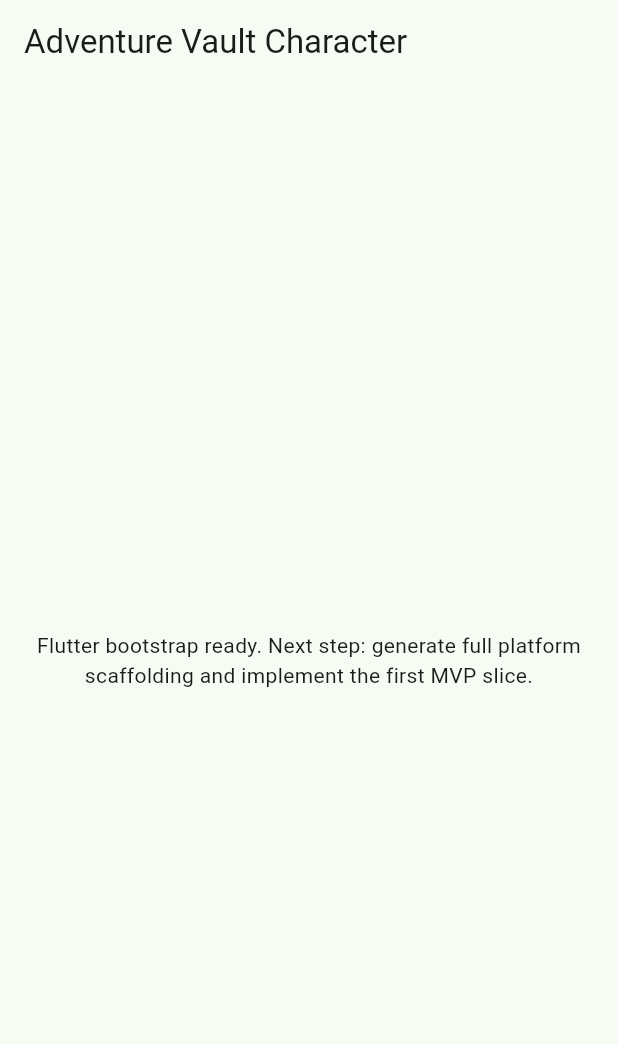
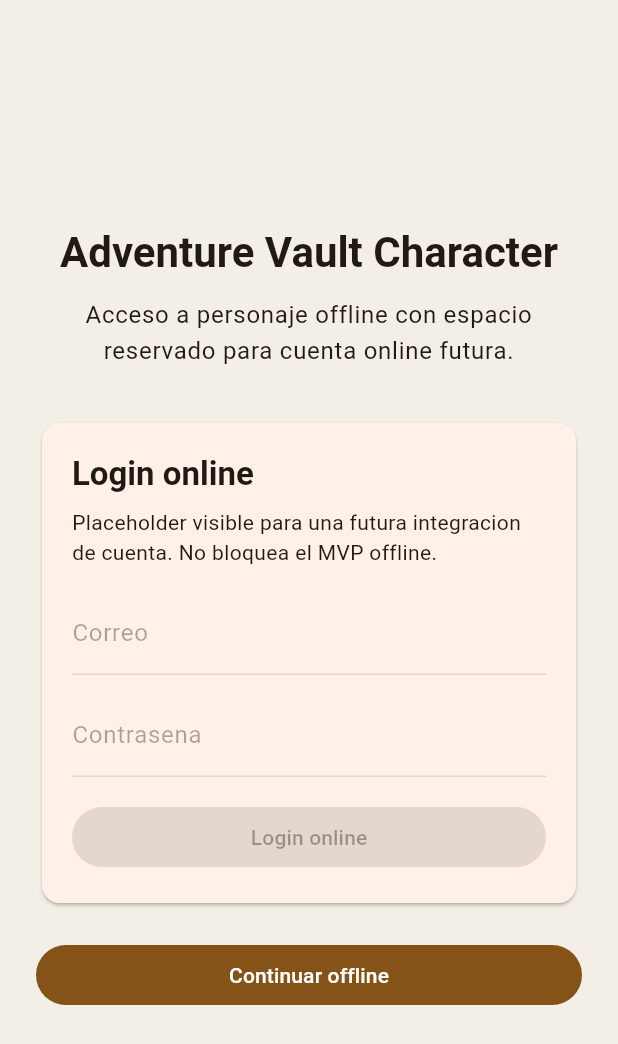
Before and after one commit to JuanEstrada/adventure-vault-character, a Flutter app: the screen it shows after launch, on a phone screen of 412 x 824 dp. Shown: the top 1044 px of the screen. Run offline on Flutter 3.47's test engine with Material 3 defaults, Android fonts, the phone set to English and light mode, and no system bars.

Commit message:
Implement initial app shell and offline navigation flow

```diff
--- a/Adventure Vault Character/lib/main.dart
+++ b/Adventure Vault Character/lib/main.dart
@@ -1,43 +1,6 @@
+import 'package:adventure_vault_character/src/app/adventure_vault_app.dart';
 import 'package:flutter/material.dart';
 
 void main() {
   runApp(const AdventureVaultApp());
 }
-
-class AdventureVaultApp extends StatelessWidget {
-  const AdventureVaultApp({super.key});
-
-  @override
-  Widget build(BuildContext context) {
-    return MaterialApp(
-      title: 'Adventure Vault Character',
-      theme: ThemeData(
-        colorScheme: ColorScheme.fromSeed(seedColor: const Color(0xFF3A5A40)),
-      ),
-      home: const BootstrapScreen(),
-    );
-  }
-}
-
-class BootstrapScreen extends StatelessWidget {
-  const BootstrapScreen({super.key});
-
-  @override
-  Widget build(BuildContext context) {
-    return Scaffold(
-      appBar: AppBar(
-        title: const Text('Adventure Vault Character'),
-      ),
-      body: const Center(
-        child: Padding(
-          padding: EdgeInsets.all(24),
-          child: Text(
-            'Flutter bootstrap ready. Next step: generate full platform '
-            'scaffolding and implement the first MVP slice.',
-            textAlign: TextAlign.center,
-          ),
-        ),
-      ),
-    );
-  }
-}
--- /dev/null
+++ b/Adventure Vault Character/lib/src/app/adventure_vault_app.dart
@@ -0,0 +1,68 @@
+import 'package:adventure_vault_character/src/app/app_controller.dart';
+import 'package:adventure_vault_character/src/core/navigation/app_screen.dart';
+import 'package:adventure_vault_character/src/features/access/presentation/access_screen.dart';
+import 'package:adventure_vault_character/src/features/bootstrap/presentation/bootstrap_screen.dart';
+import 'package:adventure_vault_character/src/features/characters/data/in_memory_character_repository.dart';
+import 'package:adventure_vault_character/src/features/main_menu/presentation/main_menu_screen.dart';
+import 'package:flutter/material.dart';
+
+class AdventureVaultApp extends StatefulWidget {
+  const AdventureVaultApp({super.key});
+
+  @override
+  State<AdventureVaultApp> createState() => _AdventureVaultAppState();
+}
+
+class _AdventureVaultAppState extends State<AdventureVaultApp> {
+  late final AppController _controller;
+
+  @override
+  void initState() {
+    super.initState();
+    _controller = AppController(
+      characterRepository: InMemoryCharacterRepository.empty(),
+    );
+    _controller.initialize();
+  }
+
+  @override
+  void dispose() {
+    _controller.dispose();
+    super.dispose();
+  }
+
+  @override
+  Widget build(BuildContext context) {
+    return MaterialApp(
+      title: 'Adventure Vault Character',
+      debugShowCheckedModeBanner: false,
+      theme: ThemeData(
+        colorScheme: ColorScheme.fromSeed(
+          seedColor: const Color(0xFF7C5C3B),
+          brightness: Brightness.light,
+        ),
+        scaffoldBackgroundColor: const Color(0xFFF4EFE6),
+        useMaterial3: true,
+      ),
+      home: ListenableBuilder(
+        listenable: _controller,
+        builder: (context, _) {
+          final state = _controller.state;
+          return switch (state.screen) {
+            AppScreen.bootstrap => BootstrapScreen(
+                isLoading: state.isInitializing,
+                errorMessage: state.errorMessage,
+                onRetry: _controller.initialize,
+              ),
+            AppScreen.access => AccessScreen(
+                onContinueOffline: _controller.continueOffline,
+              ),
+            AppScreen.mainMenu => MainMenuScreen(
+                characterSummaries: state.characterSummaries,
+              ),
+          };
+        },
+      ),
+    );
+  }
+}
--- /dev/null
+++ b/Adventure Vault Character/lib/src/app/app_controller.dart
@@ -0,0 +1,78 @@
+import 'package:adventure_vault_character/src/core/navigation/app_screen.dart';
+import 'package:adventure_vault_character/src/features/characters/data/character_repository.dart';
+import 'package:adventure_vault_character/src/features/characters/domain/character_summary.dart';
+import 'package:flutter/foundation.dart';
+
+@immutable
+class AppState {
+  const AppState({
+    required this.screen,
+    required this.isInitializing,
+    required this.characterSummaries,
+    this.errorMessage,
+  });
+
+  const AppState.initial()
+      : screen = AppScreen.bootstrap,
+        isInitializing = true,
+        characterSummaries = const <CharacterSummary>[],
+        errorMessage = null;
+
+  final AppScreen screen;
+  final bool isInitializing;
+  final List<CharacterSummary> characterSummaries;
+  final String? errorMessage;
+
+  AppState copyWith({
+    AppScreen? screen,
+    bool? isInitializing,
+    List<CharacterSummary>? characterSummaries,
+    String? errorMessage,
+    bool clearError = false,
+  }) {
+    return AppState(
+      screen: screen ?? this.screen,
+      isInitializing: isInitializing ?? this.isInitializing,
+      characterSummaries: characterSummaries ?? this.characterSummaries,
+      errorMessage: clearError ? null : errorMessage ?? this.errorMessage,
+    );
+  }
+}
+
+class AppController extends ChangeNotifier {
+  AppController({required CharacterRepository characterRepository})
+      : _characterRepository = characterRepository;
+
+  final CharacterRepository _characterRepository;
+
+  AppState _state = const AppState.initial();
+
+  AppState get state => _state;
+
+  Future<void> initialize() async {
+    _state = _state.copyWith(isInitializing: true, clearError: true);
+    notifyListeners();
+
+    try {
+      final summaries = await _characterRepository.getCharacterSummaries();
+      _state = _state.copyWith(
+        screen: AppScreen.access,
+        isInitializing: false,
+        characterSummaries: summaries,
+        clearError: true,
+      );
+    } catch (_) {
+      _state = _state.copyWith(
+        isInitializing: false,
+        errorMessage: 'No se pudo cargar el estado local de la app.',
+      );
+    }
+
+    notifyListeners();
+  }
+
+  void continueOffline() {
+    _state = _state.copyWith(screen: AppScreen.mainMenu, clearError: true);
+    notifyListeners();
+  }
+}
--- /dev/null
+++ b/Adventure Vault Character/lib/src/core/navigation/app_screen.dart
@@ -0,0 +1 @@
+enum AppScreen { bootstrap, access, mainMenu }
--- /dev/null
+++ b/Adventure Vault Character/lib/src/features/access/presentation/access_screen.dart
@@ -0,0 +1,100 @@
+import 'package:flutter/material.dart';
+
+class AccessScreen extends StatelessWidget {
+  const AccessScreen({required this.onContinueOffline, super.key});
+
+  final VoidCallback onContinueOffline;
+
+  @override
+  Widget build(BuildContext context) {
+    final theme = Theme.of(context);
+
+    return Scaffold(
+      body: SafeArea(
+        child: LayoutBuilder(
+          builder: (context, constraints) => SingleChildScrollView(
+            padding: const EdgeInsets.all(24),
+            child: ConstrainedBox(
+              constraints: BoxConstraints(
+                minHeight: constraints.maxHeight - 48,
+                maxWidth: 480,
+              ),
+              child: Center(
+                child: Column(
+                  mainAxisAlignment: MainAxisAlignment.center,
+                  crossAxisAlignment: CrossAxisAlignment.stretch,
+                  children: [
+                    Text(
+                      'Adventure Vault Character',
+                      style: theme.textTheme.headlineMedium?.copyWith(
+                        fontWeight: FontWeight.w700,
+                      ),
+                      textAlign: TextAlign.center,
+                    ),
+                    const SizedBox(height: 12),
+                    Text(
+                      'Acceso a personaje offline con espacio reservado para '
+                      'cuenta online futura.',
+                      style: theme.textTheme.bodyLarge,
+                      textAlign: TextAlign.center,
+                    ),
+                    const SizedBox(height: 32),
+                    Card(
+                      child: Padding(
+                        padding: const EdgeInsets.all(20),
+                        child: Column(
+                          crossAxisAlignment: CrossAxisAlignment.stretch,
+                          children: [
+                            Text(
+                              'Login online',
+                              style: theme.textTheme.titleLarge?.copyWith(
+                                fontWeight: FontWeight.w600,
+                              ),
+                            ),
+                            const SizedBox(height: 8),
+                            Text(
+                              'Placeholder visible para una futura integracion '
+                              'de cuenta. No bloquea el MVP offline.',
+                              style: theme.textTheme.bodyMedium,
+                            ),
+                            const SizedBox(height: 16),
+                            const TextField(
+                              enabled: false,
+                              decoration: InputDecoration(
+                                labelText: 'Correo',
+                                hintText: 'proximamente',
+                              ),
+                            ),
+                            const SizedBox(height: 12),
+                            const TextField(
+                              enabled: false,
+                              obscureText: true,
+                              decoration: InputDecoration(
+                                labelText: 'Contrasena',
+                                hintText: 'proximamente',
+                              ),
+                            ),
+                            const SizedBox(height: 16),
+                            const FilledButton.tonal(
+                              onPressed: null,
+                              child: Text('Login online'),
+                            ),
+                          ],
+                        ),
+                      ),
+                    ),
+                    const SizedBox(height: 20),
+                    FilledButton(
+                      onPressed: onContinueOffline,
+                      child: const Text('Continuar offline'),
+                    ),
+                  ],
+                ),
+              ),
+            ),
+          ),
+        ),
+      ),
+    );
+  }
+}
--- /dev/null
+++ b/Adventure Vault Character/lib/src/features/characters/data/character_repository.dart
@@ -0,0 +1,5 @@
+import 'package:adventure_vault_character/src/features/characters/domain/character_summary.dart';
+
+abstract interface class CharacterRepository {
+  Future<List<CharacterSummary>> getCharacterSummaries();
+}
--- /dev/null
+++ b/Adventure Vault Character/lib/src/features/characters/data/in_memory_character_repository.dart
@@ -0,0 +1,16 @@
+import 'package:adventure_vault_character/src/features/characters/data/character_repository.dart';
+import 'package:adventure_vault_character/src/features/characters/domain/character_summary.dart';
+
+class InMemoryCharacterRepository implements CharacterRepository {
+  InMemoryCharacterRepository.empty() : _summaries = const <CharacterSummary>[];
+
+  const InMemoryCharacterRepository.seeded(List<CharacterSummary> summaries)
+      : _summaries = summaries;
+
+  final List<CharacterSummary> _summaries;
+
+  @override
+  Future<List<CharacterSummary>> getCharacterSummaries() async {
+    return List<CharacterSummary>.unmodifiable(_summaries);
+  }
+}
--- /dev/null
+++ b/Adventure Vault Character/lib/src/features/characters/domain/character_summary.dart
@@ -0,0 +1,20 @@
+import 'package:flutter/foundation.dart';
+
+@immutable
+class CharacterSummary {
+  const CharacterSummary({
+    required this.id,
+    required this.name,
+    required this.raceName,
+    required this.className,
+    required this.level,
+    this.portraitAssetPath,
+  });
+
+  final String id;
+  final String name;
+  final String raceName;
+  final String className;
+  final int level;
+  final String? portraitAssetPath;
+}
```
Also changed, not shown: Adventure Vault Character/lib/src/features/bootstrap/presentation/bootstrap_screen.dart (added, +66 -0 lines), Adventure Vault Character/lib/src/features/main_menu/presentation/character_card.dart (added, +55 -0 lines), Adventure Vault Character/lib/src/features/main_menu/presentation/main_menu_screen.dart (added, +109 -0 lines), 3 other files.
